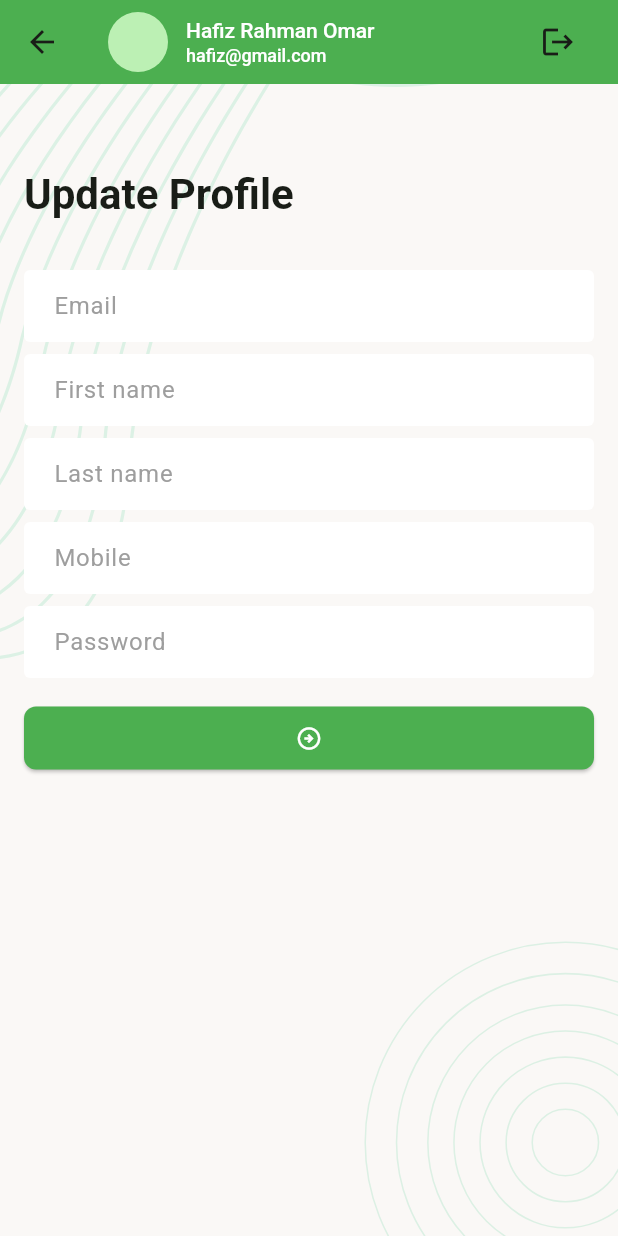
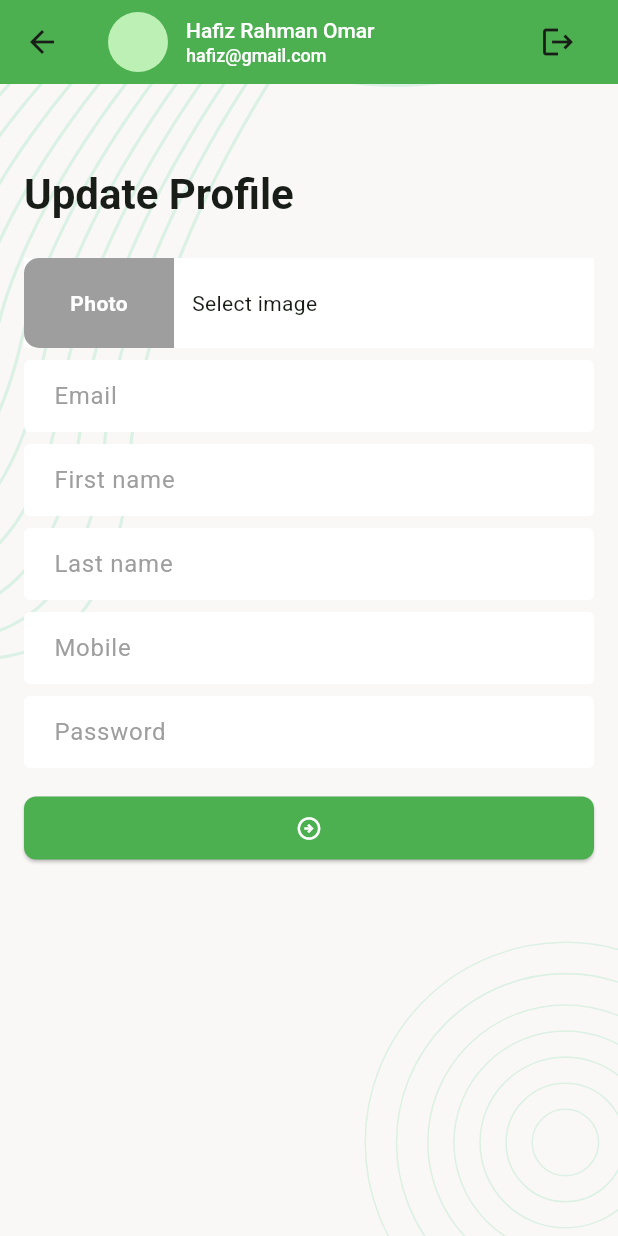
Before and after one commit to bongodevops/flutter_task_manager, a Flutter app: the ProfileUpdateScreen screen opened by its route, on a phone screen of 412 x 824 dp. Run offline on Flutter 3.47's test engine with Material 3 defaults, Android fonts, the phone set to English and light mode, and no system bars; our stand-ins replace email_validator, flutter_svg, image_picker, pin_code_fields.

Commit message:
task-ui-design-02

```diff
--- a/lib/main.dart
+++ b/lib/main.dart
@@ -1,6 +1,8 @@
 import 'package:flutter/cupertino.dart';
 import 'package:flutter_task_manager/app.dart';
 
-void main(){
+void main() {
+  /// Widgets Flutter binding must be at first add
+  WidgetsFlutterBinding.ensureInitialized();
   runApp(TaskManagerApp());
 }
--- a/lib/ui/screens/profile_update_screen.dart
+++ b/lib/ui/screens/profile_update_screen.dart
@@ -1,5 +1,6 @@
 import 'package:email_validator/email_validator.dart';
 import 'package:flutter/material.dart';
+import 'package:image_picker/image_picker.dart';
 
 import '../widgets/screen_background.dart';
 import '../widgets/task_manager_app_bar.dart';
@@ -13,14 +14,14 @@ class ProfileUpdateScreen extends StatefulWidget {
 }
 
 class _ProfileUpdateScreenState extends State<ProfileUpdateScreen> {
-
   final TextEditingController _emailTEController = TextEditingController();
   final TextEditingController _firstNameTEController = TextEditingController();
   final TextEditingController _lastNameTEController = TextEditingController();
   final TextEditingController _phoneTEController = TextEditingController();
   final TextEditingController _passwordTEController = TextEditingController();
   final GlobalKey<FormState> _formKey = GlobalKey<FormState>();
-
+  final ImagePicker _imagePicker = ImagePicker();
+  XFile? _selectedImage;
 
   @override
   Widget build(BuildContext context) {
@@ -41,7 +42,10 @@ class _ProfileUpdateScreenState extends State<ProfileUpdateScreen> {
                     'Update Profile',
                     style: Theme.of(context).textTheme.titleLarge,
                   ),
+
                   const SizedBox(height: 24),
+                  _buildPhotoPicker(),
+
                   // TODO: Design photo selector
                   const SizedBox(height: 8),
                   TextFormField(
@@ -119,6 +123,62 @@ class _ProfileUpdateScreenState extends State<ProfileUpdateScreen> {
     );
   }
 
+  ///Imager picker method start
+  /// Extract method
+  Widget _buildPhotoPicker() {
+    return GestureDetector(
+      onTap: _onTapImagePicker,
+      child: Container(
+        width: double.maxFinite,
+        height: 60,
+        decoration: BoxDecoration(color: Colors.white),
+        child: Row(
+          children: [
+            Container(
+              alignment: Alignment.center,
+              height: 60,
+              width: 100,
+              decoration: BoxDecoration(
+                color: Colors.grey,
+                borderRadius: BorderRadius.only(
+                  topLeft: Radius.circular(10),
+                  bottomLeft: Radius.circular(10),
+                ),
+              ),
+              child: Text(
+                "Photo",
+                style: TextStyle(
+                  color: Colors.white,
+                  fontWeight: FontWeight.bold,
+                ),
+              ),
+            ),
+            const SizedBox(width: 12),
+            Expanded(
+              child: Text(
+                _selectedImage == null ? "Select image" : _selectedImage!.name,
+                maxLines: 1,
+                overflow: TextOverflow.ellipsis,
+              ),
+            ),
+          ],
+        ),
+      ),
+    );
+  }
+
+  Future<void> _onTapImagePicker() async {
+    final XFile? image = await _imagePicker.pickImage(
+      source: ImageSource.gallery,
+    );
+    if (image != null) {
+      setState(() {
+        _selectedImage = image;
+      });
+    }
+  }
+
+  ///Imager picker method end
   void _onTapSignUpButton() {
     if (_formKey.currentState!.validate()) {
       // TODO: Sign in with API
--- a/pubspec.yaml
+++ b/pubspec.yaml
@@ -15,6 +15,7 @@ dependencies:
   flutter_svg: ^2.2.0
   email_validator: ^3.0.0
   pin_code_fields: ^8.0.1
+  image_picker: ^1.1.2
 
 dev_dependencies:
   flutter_test:
```
Also changed, not shown: pubspec.lock, 11 other files.
